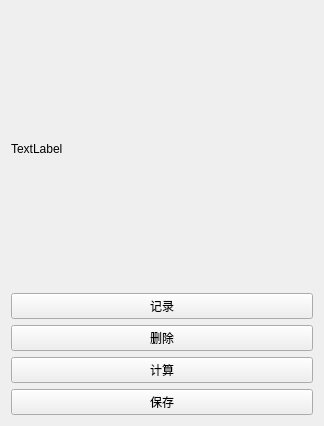
Qt form SpraySystem/Forms/Calibration/caliextraaxiswidget.ui (yangzai0823/SpraySystem) before a commit.
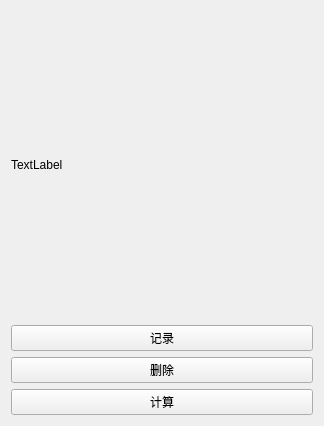
The same form after that commit.

Diff of the .ui file:
```diff
--- a/SpraySystem/Forms/Calibration/caliextraaxiswidget.ui
+++ b/SpraySystem/Forms/Calibration/caliextraaxiswidget.ui
@@ -42,13 +42,6 @@
      </property>
     </widget>
    </item>
-   <item>
-    <widget class="QPushButton" name="btn_save">
-     <property name="text">
-      <string>保存</string>
-     </property>
-    </widget>
-   </item>
   </layout>
  </widget>
  <resources/>
```
